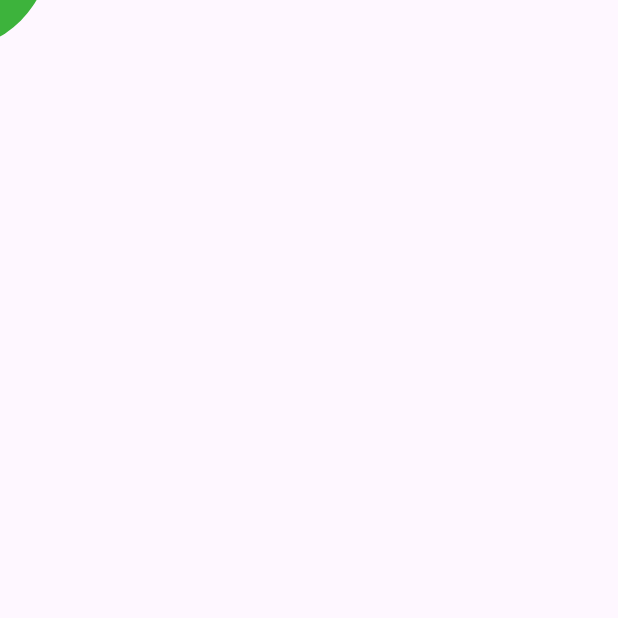
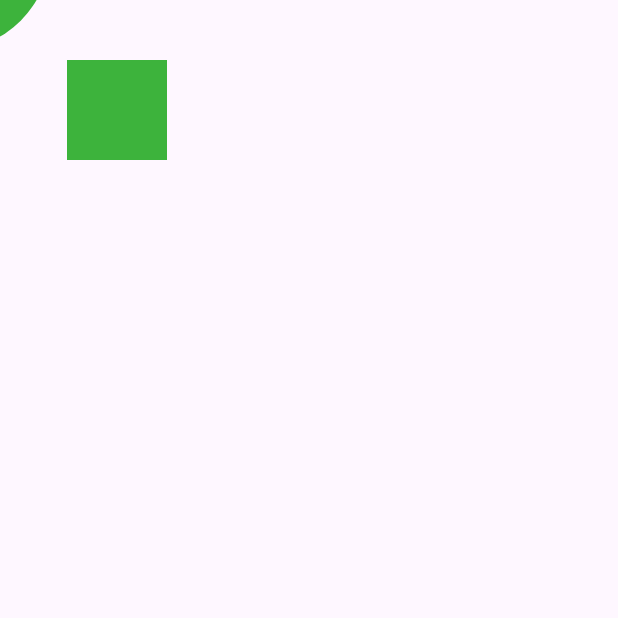
Before and after one commit to HeavePL/5TD.2.1.Superkomponent, an Android app: the screen it shows after launch (MainActivity), on a phone screen of 412 x 824 dp, the top half of it. Before the commit the part shown is almost empty. Run offline under Robolectric (Android 15) with nearby library versions, the phone set to English and light mode, and no system bars.

Commit message:
All done

```diff
--- a/app/src/main/res/layout/activity_main.xml
+++ b/app/src/main/res/layout/activity_main.xml
@@ -6,6 +6,19 @@
     android:layout_width="match_parent"
     android:layout_height="match_parent"
     tools:context=".MainActivity">
+
+    <com.example.superkomponenty.CustomSquareView
+        android:id="@+id/customSquareView2"
+        android:layout_width="wrap_content"
+        android:layout_height="wrap_content"
+        android:layout_marginStart="100dp"
+        android:layout_marginTop="356dp"
+        android:layout_marginEnd="91dp"
+        android:layout_marginBottom="356dp"
+        app:layout_constraintBottom_toBottomOf="parent"
+        app:layout_constraintEnd_toEndOf="parent"
+        app:layout_constraintStart_toStartOf="parent"
+        app:layout_constraintTop_toTopOf="parent" />
 
     <com.example.superkomponenty.CustomCircleView
         android:id="@+id/customCircleView"
```
